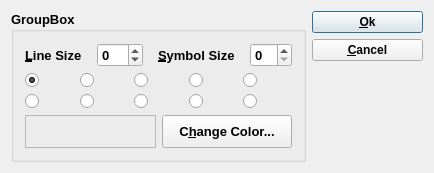
The window that gems3/vizor4/dlg4/ColorDialog4.ui (gemshub/GEMSGUI) describes before a commit, drawn with Qt 5.
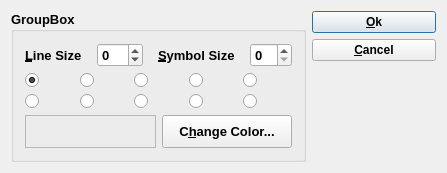
The same window after the commit. Icons and pictures are not drawn.

The edit to the form file:
```diff
--- a/gems3/vizor4/dlg4/ColorDialog4.ui
+++ b/gems3/vizor4/dlg4/ColorDialog4.ui
@@ -6,7 +6,7 @@
    <rect>
     <x>0</x>
     <y>0</y>
-    <width>434</width>
+    <width>447</width>
     <height>173</height>
    </rect>
   </property>
@@ -228,7 +228,7 @@
     </widget>
    </item>
    <item>
-    <layout class="QVBoxLayout">
+    <layout class="QVBoxLayout" name="layout4">
      <item>
       <widget class="QPushButton" name="PushButton10">
        <property name="sizePolicy">
```
Left out of the diff: 6 changed lines with no effect on the pictures.
